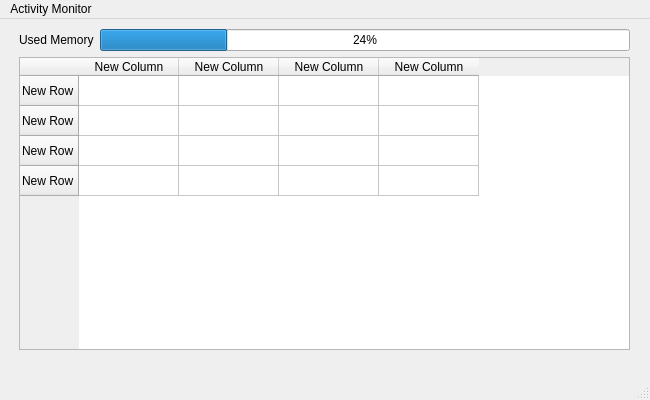
First picture: the form in activitymonitor.ui, repository hugoycj/Fake_Operating_System, before the edit.
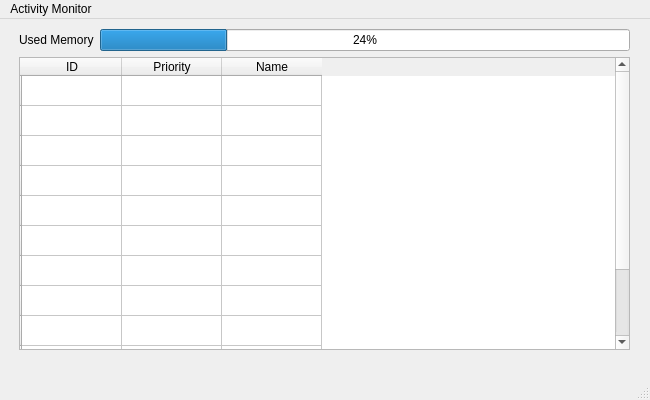
Second picture: the form after the edit.

The edit to the form file:
```diff
--- a/activitymonitor.ui
+++ b/activitymonitor.ui
@@ -46,42 +46,77 @@
       <widget class="QTableWidget" name="ACTable">
        <row>
         <property name="text">
-         <string>New Row</string>
+         <string/>
         </property>
        </row>
        <row>
         <property name="text">
-         <string>New Row</string>
+         <string/>
         </property>
        </row>
        <row>
         <property name="text">
-         <string>New Row</string>
+         <string/>
         </property>
        </row>
        <row>
         <property name="text">
-         <string>New Row</string>
+         <string/>
         </property>
        </row>
-       <column>
+       <row>
         <property name="text">
-         <string>New Column</string>
+         <string/>
         </property>
-       </column>
+       </row>
+       <row>
+        <property name="text">
+         <string/>
+        </property>
+       </row>
+       <row>
+        <property name="text">
+         <string/>
+        </property>
+       </row>
+       <row>
+        <property name="text">
+         <string/>
+        </property>
+       </row>
+       <row>
+        <property name="text">
+         <string/>
+        </property>
+       </row>
+       <row>
+        <property name="text">
+         <string/>
+        </property>
+       </row>
+       <row>
+        <property name="text">
+         <string/>
+        </property>
+       </row>
+       <row>
+        <property name="text">
+         <string/>
+        </property>
+       </row>
        <column>
         <property name="text">
-         <string>New Column</string>
+         <string>ID</string>
         </property>
        </column>
        <column>
         <property name="text">
-         <string>New Column</string>
+         <string>Priority</string>
         </property>
        </column>
        <column>
         <property name="text">
-         <string>New Column</string>
+         <string>Name</string>
         </property>
        </column>
       </widget>
```
